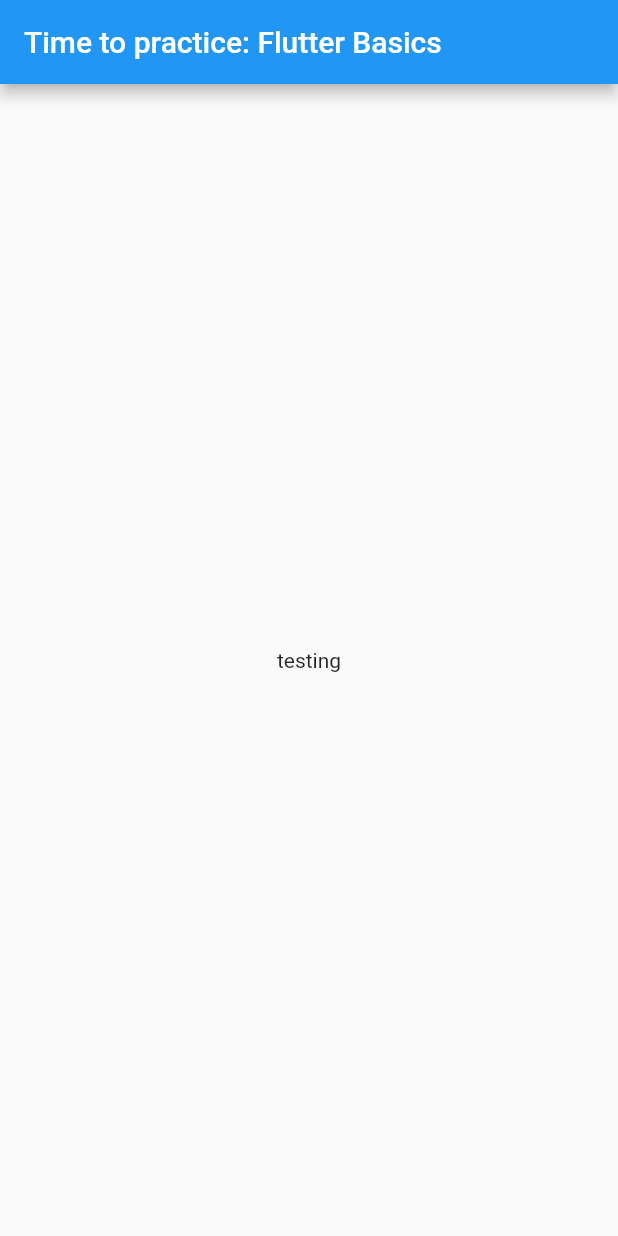
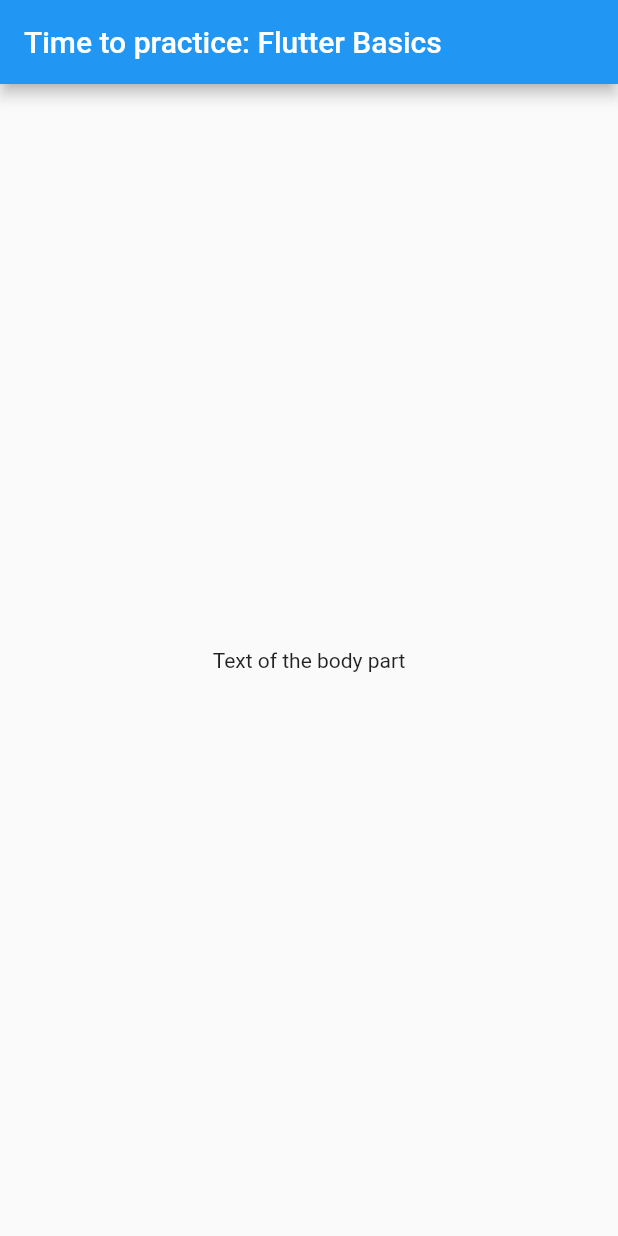
Before and after one commit to fede3mmanuel/practiceflutterbasics, a Flutter app: the screen it shows after launch, on a phone screen of 412 x 824 dp. Run offline on Flutter 3.47's test engine with Material 2 defaults, Android fonts, the phone set to English and light mode, and no system bars.

Commit message:
the text is inside a variable on the statefulwidget

```diff
--- a/lib/main.dart
+++ b/lib/main.dart
@@ -5,8 +5,6 @@
 }
 
 class basics extends StatelessWidget {
-  String bodyText = 'Text of the body part';
-
   @override
   Widget build(BuildContext context) {
     return MaterialApp(
@@ -28,10 +26,11 @@
 }
 
 class _bodytextwidgetState extends State<bodytextwidget> {
+  String bodyText = 'Text of the body part';
   @override
   Widget build(BuildContext context) {
     return Center(
-      child: Text('testing'),
+      child: Text(bodyText),
     );
   }
 }
```
